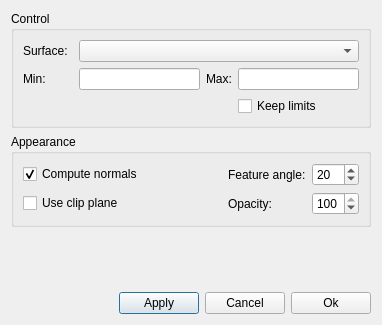
This is ElmerGUI/Application/vtkpost/surface.ui in tehnick/elmerfem as Qt 5 draws it before an edit. The edited form follows.
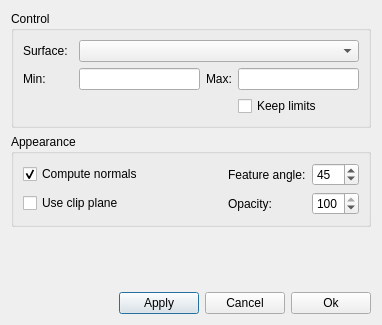
This is the edited form. Icons and pictures are not drawn.

Patch:
```diff
--- a/ElmerGUI/Application/vtkpost/surface.ui
+++ b/ElmerGUI/Application/vtkpost/surface.ui
@@ -147,7 +147,7 @@
            <number>90</number>
           </property>
           <property name="value" >
-           <number>20</number>
+           <number>45</number>
           </property>
          </widget>
         </item>
```
Left out of the diff: 20 changed lines with no effect on the pictures.
